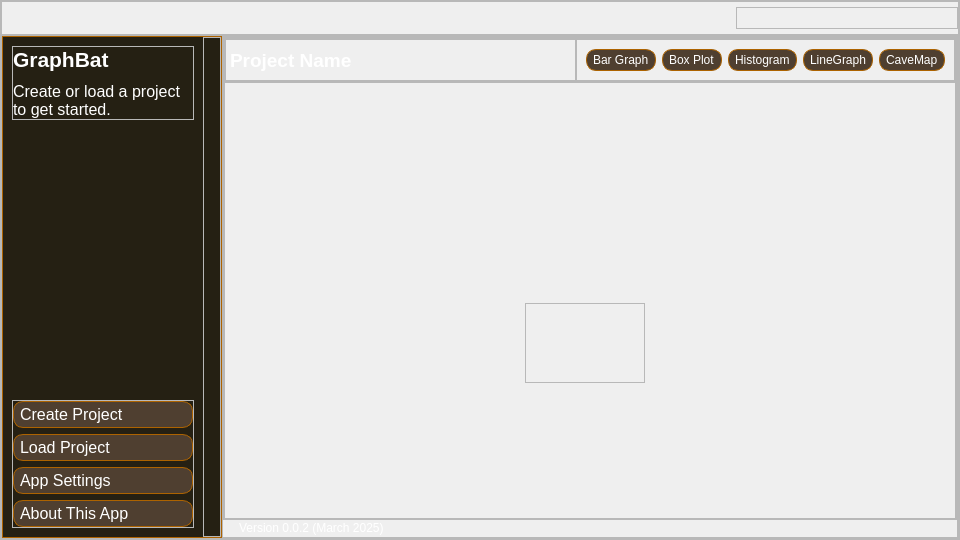
CaveVis/GraphBat-Data-Visualizer, file ui/mainwindow.ui: the form before one commit.
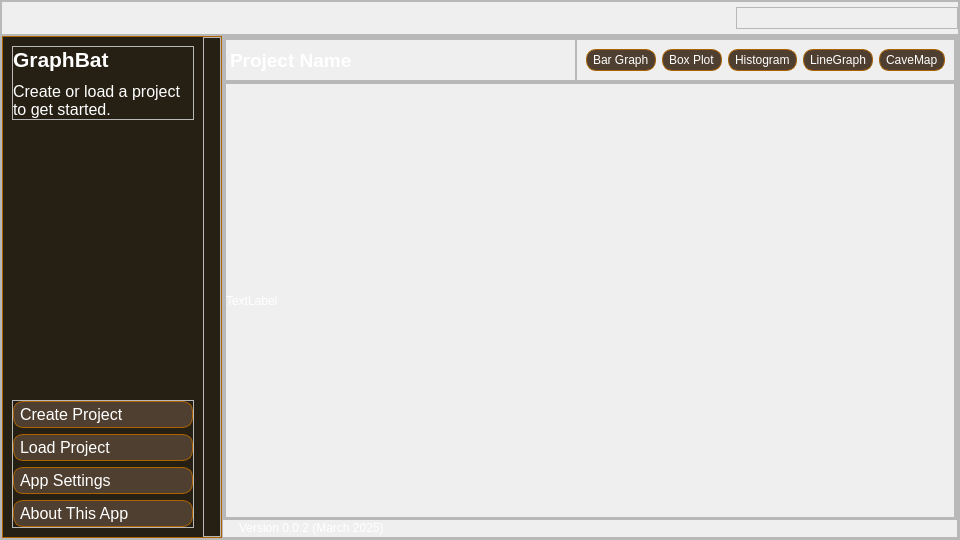
The form after the commit. The open tabs and pages were chosen to show the change. Icons and pictures are not drawn.

Commit message: Set up graph frames

Patch:
```diff
--- a/ui/mainwindow.ui
+++ b/ui/mainwindow.ui
@@ -4391,22 +4391,57 @@
                           </layout>
                          </widget>
                          <widget class="QWidget" name="graph_line_page">
-                          <widget class="QFrame" name="graph_line_page_body">
-                           <property name="geometry">
-                            <rect>
-                             <x>300</x>
-                             <y>220</y>
-                             <width>120</width>
-                             <height>80</height>
-                            </rect>
+                          <layout class="QVBoxLayout" name="verticalLayout_73">
+                           <property name="spacing">
+                            <number>0</number>
                            </property>
-                           <property name="frameShape">
-                            <enum>QFrame::StyledPanel</enum>
+                           <property name="leftMargin">
+                            <number>0</number>
                            </property>
-                           <property name="frameShadow">
-                            <enum>QFrame::Raised</enum>
+                           <property name="topMargin">
+                            <number>0</number>
                            </property>
-                          </widget>
+                           <property name="rightMargin">
+                            <number>0</number>
+                           </property>
+                           <property name="bottomMargin">
+                            <number>0</number>
+                           </property>
+                           <item>
+                            <widget class="QFrame" name="graph_line_page_body">
+                             <property name="frameShape">
+                              <enum>QFrame::StyledPanel</enum>
+                             </property>
+                             <property name="frameShadow">
+                              <enum>QFrame::Raised</enum>
+                             </property>
+                             <layout class="QVBoxLayout" name="verticalLayout_72">
+                              <property name="spacing">
+                               <number>0</number>
+                              </property>
+                              <property name="leftMargin">
+                               <number>0</number>
+                              </property>
+                              <property name="topMargin">
+                               <number>0</number>
+                              </property>
+                              <property name="rightMargin">
+                               <number>0</number>
+                              </property>
+                              <property name="bottomMargin">
+                               <number>0</number>
+                              </property>
+                              <item>
+                               <widget class="QLabel" name="label_37">
+                                <property name="text">
+                                 <string>TextLabel</string>
+                                </property>
+                               </widget>
+                              </item>
+                             </layout>
+                            </widget>
+                           </item>
+                          </layout>
                          </widget>
                          <widget class="QWidget" name="graph_bar_page">
                           <layout class="QHBoxLayout" name="horizontalLayout_26">
```
Left out of the diff: 181 changed lines with no effect on the pictures. The commit also changes 1 other file.
